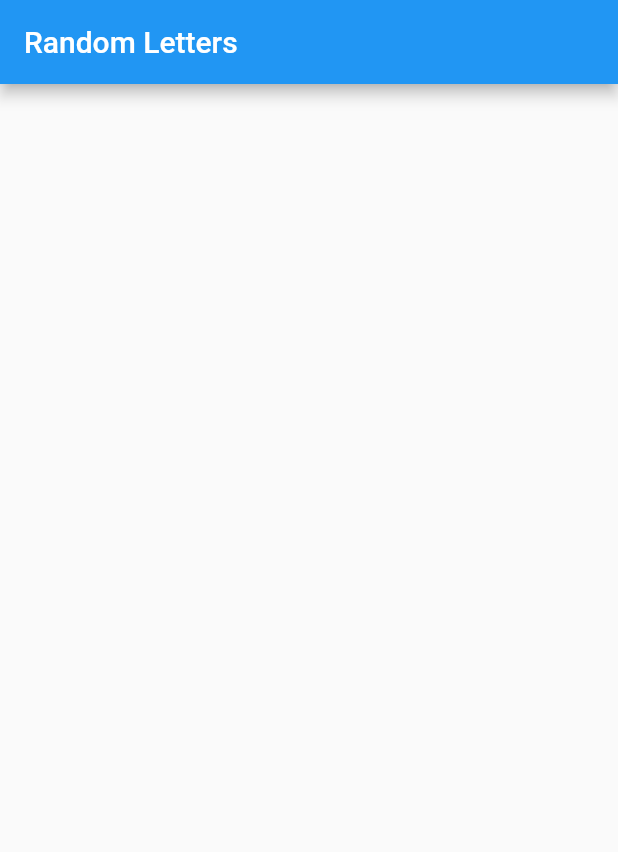
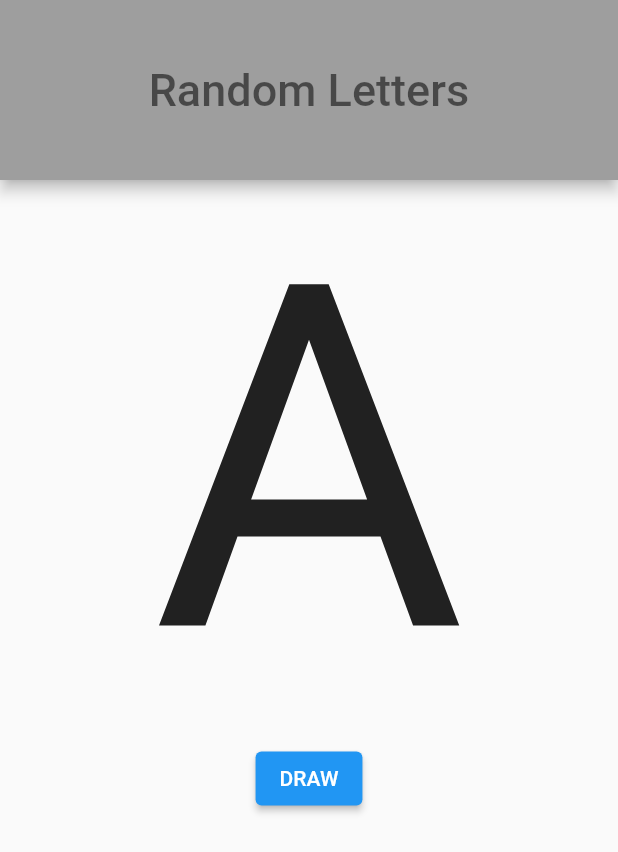
Before and after one commit to patryklaskowski1/random_letters, a Flutter app: the screen it shows after launch, on a phone screen of 412 x 824 dp. Shown: the top 852 px of the screen. Run offline on Flutter 3.47's test engine with Material 2 defaults, Android fonts, the phone set to English and light mode, and no system bars.

Commit message:
Create Elevated Button

```diff
--- a/lib/main.dart
+++ b/lib/main.dart
@@ -9,12 +9,9 @@ class MyApp extends StatelessWidget {
 
   @override
   Widget build(BuildContext context) {
-    return MaterialApp(
+    return const MaterialApp(
       title: 'Flutter Demo',
-      theme: ThemeData(
-        primarySwatch: Colors.blue,
-      ),
-      home: const HomePage(),
+      home: HomePage(),
     );
   }
 }
@@ -28,9 +25,34 @@ class HomePage extends StatelessWidget {
   Widget build(BuildContext context) {
     return Scaffold(
       appBar: AppBar(
+        backgroundColor: Colors.grey,
+        centerTitle: true,
+        toolbarHeight: 120,
         title: const Text(
           'Random Letters',
+          style: TextStyle(
+            fontSize: 30,
+            color: Colors.black54,
+          ),
         ),
+      ),
+      body: Column(
+        children: [
+          const Center(
+            child: Text(
+              'A',
+              style: TextStyle(
+                fontSize: 320,
+              ),
+            ),
+          ),
+          ElevatedButton(
+            onPressed: () {},
+            child: const Text(
+              'DRAW',
+            ),
+          )
+        ],
       ),
     );
   }
```
